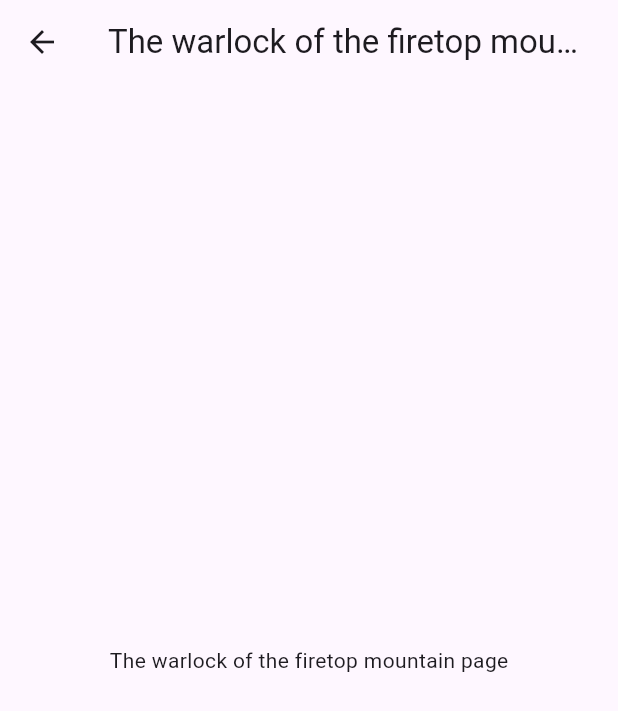
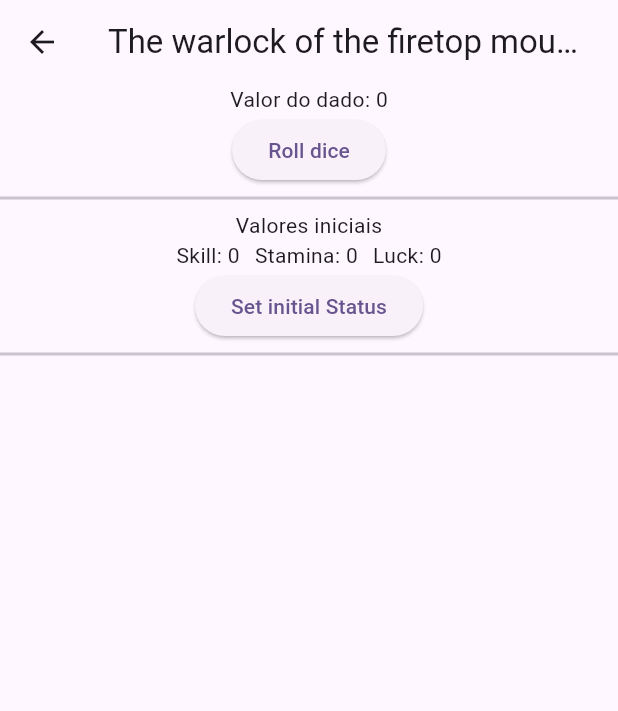
Before and after one commit to demysbrito/gamebooks-adventure-sheets, a Flutter app: the TheWarlockOfFiretopMountain screen opened directly, on a phone screen of 412 x 824 dp. Shown: the top 711 px of the screen. Run offline on Flutter 3.47's test engine with Material 2 defaults, Android fonts, the phone set to English and light mode, and no system bars.

Commit message:
feature: initiate skill, stamina and luck values

```diff
--- a/lib/pages/the_warlock_of_firetop_mountain.dart
+++ b/lib/pages/the_warlock_of_firetop_mountain.dart
@@ -1,8 +1,9 @@
 import 'package:flutter/material.dart';
+import 'package:gamebooks_adventure_sheets/util/character_attributes.dart';
+import 'package:gamebooks_adventure_sheets/util/dice_roll.dart';
 
 class TheWarlockOfFiretopMountain extends StatefulWidget {
   const TheWarlockOfFiretopMountain({super.key});
-
   @override
   State<TheWarlockOfFiretopMountain> createState() =>
       _TheWarlockOfFiretopMountainState();
@@ -10,14 +11,59 @@
 
 class _TheWarlockOfFiretopMountainState
     extends State<TheWarlockOfFiretopMountain> {
+  int diceValue = 0;
+  int skillValue = 0;
+  int staminaValue = 0;
+  int luckValue = 0;
+
   @override
   Widget build(BuildContext context) {
     return Scaffold(
       appBar: AppBar(
         title: const Text('The warlock of the firetop mountain'),
       ),
-      body: const Center(
-        child: Text('The warlock of the firetop mountain page'),
+      body: Center(
+        child: Column(
+          children: [
+            Text(
+              'Valor do dado: $diceValue',
+            ),
+            ElevatedButton(
+              onPressed: () {
+                setState(() {
+                  diceValue = rollDice(diceValue);
+                });
+              },
+              child: const Text('Roll dice'),
+            ),
+            const Divider(
+              thickness: 2,
+            ),
+            const Text('Valores iniciais'),
+            Row(
+              crossAxisAlignment: CrossAxisAlignment.center,
+              mainAxisAlignment: MainAxisAlignment.center,
+              children: [
+                Text('Skill: $skillValue'),
+                const SizedBox(width: 10),
+                Text('Stamina: $staminaValue'),
+                const SizedBox(width: 10),
+                Text('Luck: $luckValue'),
+              ],
+            ),
+            ElevatedButton(
+              onPressed: () {
+                setState(() {
+                  skillValue = setSkill(skillValue);
+                  staminaValue = setSkill(staminaValue);
+                  luckValue = setSkill(luckValue);
+                });
+              },
+              child: const Text('Set initial Status'),
+            ),
+            const Divider(thickness: 2)
+          ],
+        ),
       ),
     );
   }
--- a/lib/util/dice_roll.dart
+++ b/lib/util/dice_roll.dart
@@ -1,8 +1,6 @@
 import 'dart:math';
 
-int diceValue = 0;
-
-int rollDice() {
+int rollDice(int diceValue) {
   var randomNumber = Random();
   diceValue = randomNumber.nextInt(6) + 1;
   return diceValue;
```
Also changed, not shown: lib/util/character_attributes.dart (added, +16 -0 lines).
